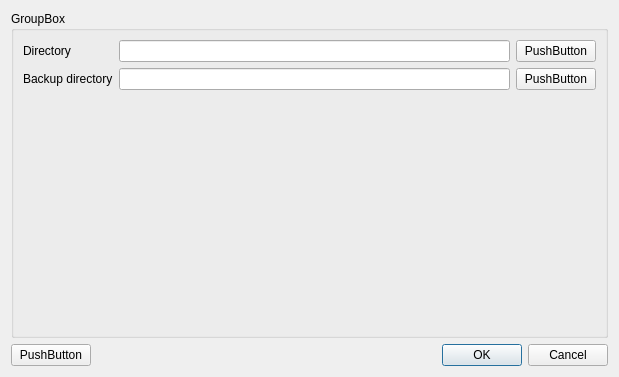
The window that tasksettings.ui (roman-zm/qBackup) describes before a commit, drawn with Qt 5.
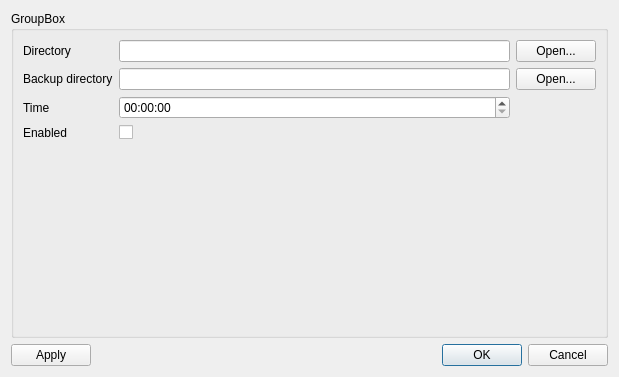
The same window after the commit.

The edit to the form file:
```diff
--- a/tasksettings.ui
+++ b/tasksettings.ui
@@ -20,21 +20,28 @@
       <string>GroupBox</string>
      </property>
      <layout class="QGridLayout" name="gridLayout_2">
-      <item row="1" column="2">
+      <item row="1" column="3">
        <widget class="QPushButton" name="getBackupDirButton">
         <property name="text">
-         <string>PushButton</string>
+         <string>Open...</string>
         </property>
        </widget>
       </item>
-      <item row="0" column="2">
+      <item row="2" column="0">
+       <widget class="QLabel" name="label_3">
+        <property name="text">
+         <string>Time</string>
+        </property>
+       </widget>
+      </item>
+      <item row="0" column="3">
        <widget class="QPushButton" name="getDirectoryButton">
         <property name="text">
-         <string>PushButton</string>
+         <string>Open...</string>
         </property>
        </widget>
       </item>
-      <item row="1" column="1">
+      <item row="1" column="2">
        <widget class="QLineEdit" name="backDirLineEdit"/>
       </item>
       <item row="1" column="0">
@@ -44,7 +51,7 @@
         </property>
        </widget>
       </item>
-      <item row="0" column="1">
+      <item row="0" column="2">
        <widget class="QLineEdit" name="dirLineEdit"/>
       </item>
       <item row="0" column="0">
@@ -54,7 +61,7 @@
         </property>
        </widget>
       </item>
-      <item row="2" column="1">
+      <item row="4" column="2">
        <spacer name="verticalSpacer">
         <property name="orientation">
          <enum>Qt::Vertical</enum>
@@ -67,13 +74,30 @@
         </property>
        </spacer>
       </item>
+      <item row="3" column="0">
+       <widget class="QLabel" name="label_4">
+        <property name="text">
+         <string>Enabled</string>
+        </property>
+       </widget>
+      </item>
+      <item row="2" column="2">
+       <widget class="QTimeEdit" name="timeEdit"/>
+      </item>
+      <item row="3" column="2">
+       <widget class="QCheckBox" name="enableBackupCheckBox">
+        <property name="text">
+         <string/>
+        </property>
+       </widget>
+      </item>
      </layout>
     </widget>
    </item>
    <item row="1" column="0">
     <widget class="QPushButton" name="applyButton">
      <property name="text">
-      <string>PushButton</string>
+      <string>Apply</string>
      </property>
     </widget>
    </item>
```
